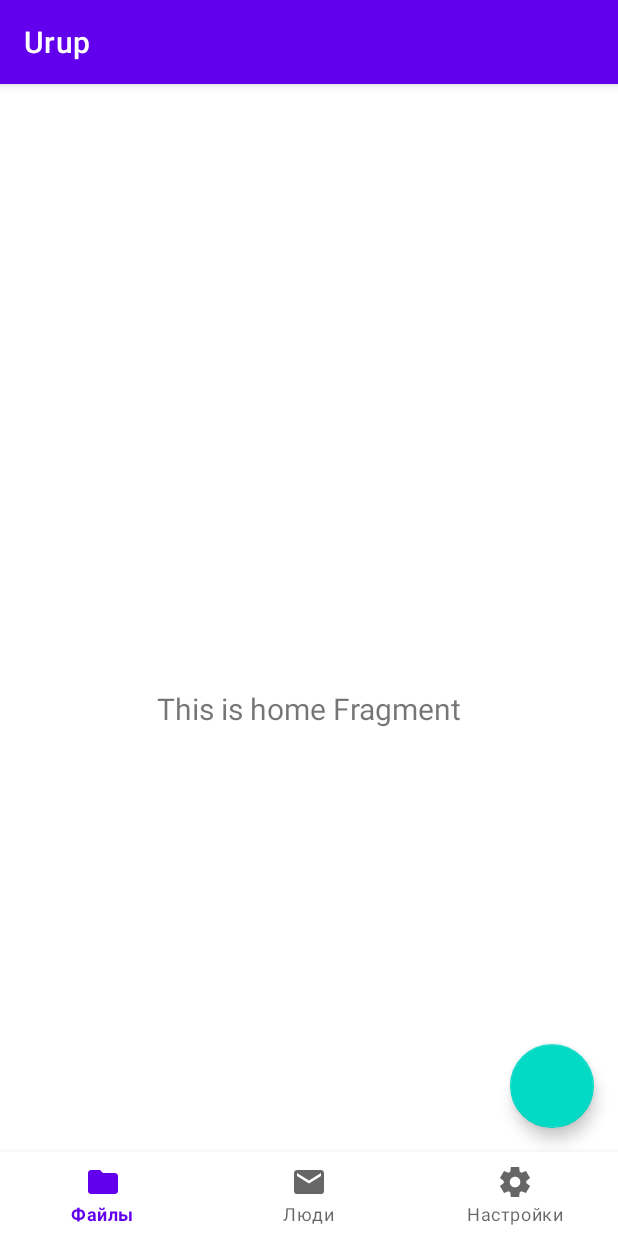
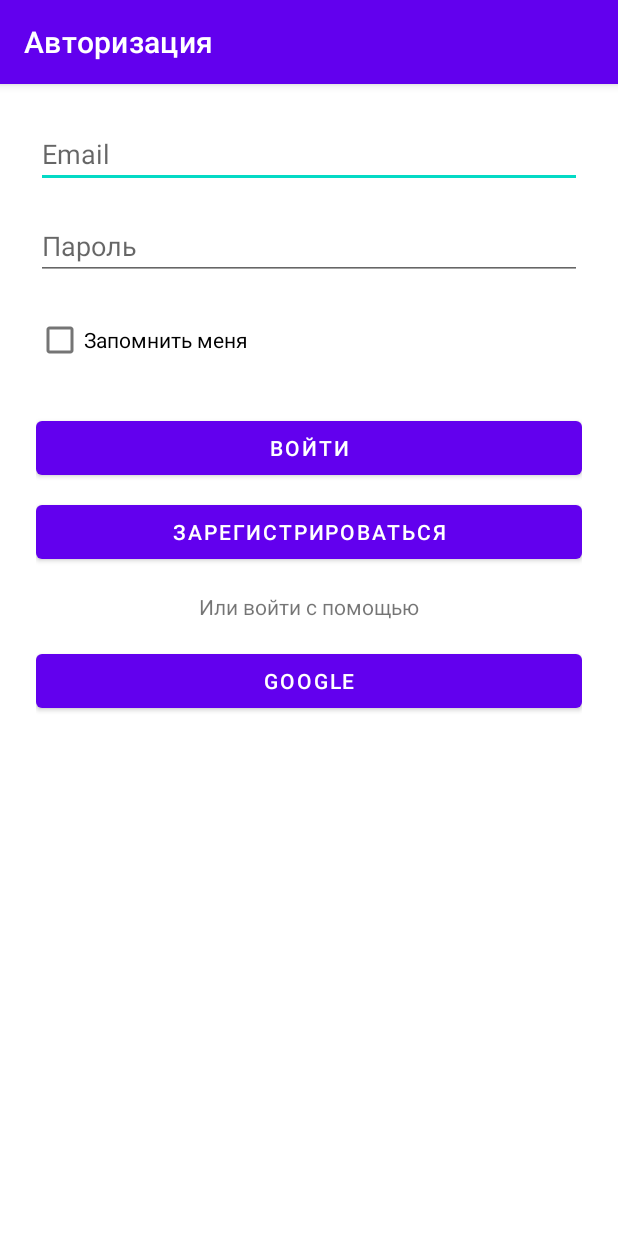
Before and after one commit to Was404/Urup, an Android app: the screen it shows after launch (MainActivity before the commit, AuthActivity after it), on a phone screen of 412 x 824 dp. Run offline under Robolectric (Android 15) with nearby library versions, the phone set to English and light mode, and no system bars; our stand-ins replace Firebase (no records; nobody signed in at launch, a user with empty details on screens opened directly).

```diff
--- a/app/build.gradle.kts
+++ b/app/build.gradle.kts
@@ -1,6 +1,7 @@
 plugins {
     alias(libs.plugins.android.application)
     alias(libs.plugins.kotlin.android)
+    id("com.google.gms.google-services")
 }
 
 android {
@@ -59,6 +60,11 @@ dependencies {
     implementation ("org.jetbrains.kotlinx:kotlinx-coroutines-android:1.7.3")
     implementation ("androidx.lifecycle:lifecycle-runtime-ktx:2.6.2")
 
+    // Firebase Auth
+    implementation("com.google.firebase:firebase-auth-ktx:22.3.1")
+    implementation("com.google.android.gms:play-services-auth:21.0.0")
+    implementation(platform("com.google.firebase:firebase-bom:33.14.0"))
+
     testImplementation(libs.junit)
     androidTestImplementation(libs.androidx.junit)
     androidTestImplementation(libs.androidx.espresso.core)
--- a/app/src/main/AndroidManifest.xml
+++ b/app/src/main/AndroidManifest.xml
@@ -49,6 +49,9 @@
                 <data android:mimeType="*/*" />
             </intent-filter>
         </activity>
+        <activity android:name=".AuthActivity"
+            android:exported="true"
+            android:label="Авторизация" />
 
     </application>
 
--- a/app/src/main/java/com/dk/urup/MainActivity.kt
+++ b/app/src/main/java/com/dk/urup/MainActivity.kt
@@ -32,6 +32,16 @@ class MainActivity : AppCompatActivity() {
 
     override fun onCreate(savedInstanceState: Bundle?) {
         super.onCreate(savedInstanceState)
+
+        // Проверка входа пользователя перед остальным кодом:
+        val prefs = getSharedPreferences("auth", MODE_PRIVATE)
+        val isLoggedIn = prefs.getBoolean("isLoggedIn", false)
+        if (!isLoggedIn) {
+            // Пользователь не вошёл — запускаем AuthActivity и завершаем MainActivity:
+            startActivity(Intent(this, AuthActivity::class.java))
+            finish()
+            return // чтобы не выполнять остальной код в onCreate.
+        }
 
         binding = ActivityMainBinding.inflate(layoutInflater)
         setContentView(binding.root)
@@ -118,7 +128,8 @@ class MainActivity : AppCompatActivity() {
     private fun decryptAndOpenFile(encryptedFile: File) {
         scope.launch {
             withContext(Dispatchers.IO) {
-                val decryptedFile = File(filesDir, "decrypted_${encryptedFile.nameWithoutExtension}")
+                val decryptedFile =
+                    File(filesDir, "decrypted_${encryptedFile.nameWithoutExtension}")
                 val key = cryptoManager.generateKey("password", "salt".toByteArray())
                 cryptoManager.decryptFile(encryptedFile, decryptedFile, key)
 
@@ -135,7 +146,7 @@ class MainActivity : AppCompatActivity() {
     }
 
     private fun openInFileManager(file: File) {
-        val uri = FileProvider.getUriForFile( // Исправлено на FileProvider
+        val uri = FileProvider.getUriForFile(
             this,
             "${applicationContext.packageName}.fileprovider",
             file
@@ -148,7 +159,7 @@ class MainActivity : AppCompatActivity() {
 
         try {
             startActivity(intent)
-        } catch (_: ActivityNotFoundException) { // Исправлен параметр
+        } catch (_: ActivityNotFoundException) {
             Toast.makeText(this, R.string.no_app_found, Toast.LENGTH_SHORT).show()
         }
     }
--- /dev/null
+++ b/app/src/main/res/layout/activity_auth.xml
@@ -0,0 +1,58 @@
+<?xml version="1.0" encoding="utf-8"?>
+<LinearLayout xmlns:android="http://schemas.android.com/apk/res/android"
+    android:layout_width="match_parent"
+    android:layout_height="match_parent"
+    android:orientation="vertical"
+    android:padding="24dp">
+
+    <EditText
+        android:id="@+id/etEmail"
+        android:layout_width="match_parent"
+        android:layout_height="wrap_content"
+        android:hint="Email"
+        android:inputType="textEmailAddress"
+        android:layout_marginBottom="16dp"/>
+
+    <EditText
+        android:id="@+id/etPassword"
+        android:layout_width="match_parent"
+        android:layout_height="wrap_content"
+        android:hint="Пароль"
+        android:inputType="textPassword"
+        android:layout_marginBottom="16dp"/>
+
+    <CheckBox
+        android:id="@+id/cbRemember"
+        android:layout_width="wrap_content"
+        android:layout_height="wrap_content"
+        android:text="Запомнить меня"
+        android:layout_marginBottom="24dp"/>
+
+    <Button
+        android:id="@+id/btnLogin"
+        android:layout_width="match_parent"
+        android:layout_height="wrap_content"
+        android:text="Войти"
+        android:layout_marginBottom="8dp"/>
+
+    <Button
+        android:id="@+id/btnRegister"
+        android:layout_width="match_parent"
+        android:layout_height="wrap_content"
+        android:text="Зарегистрироваться"
+        android:layout_marginBottom="16dp"/>
+
+    <TextView
+        android:layout_width="match_parent"
+        android:layout_height="wrap_content"
+        android:text="Или войти с помощью"
+        android:gravity="center"
+        android:layout_marginBottom="16dp"/>
+
+    <Button
+        android:id="@+id/btnGoogle"
+        android:layout_width="match_parent"
+        android:layout_height="wrap_content"
+        android:text="Google"/>
+
+</LinearLayout>
--- a/app/src/main/res/values/strings.xml
+++ b/app/src/main/res/values/strings.xml
@@ -11,4 +11,6 @@
     <string name="open_in_explorer">Открыть в проводнике</string>
     <string name="file_decrypted">Файл расшифрован: %s</string>
     <string name="no_app_found">Не найдено приложение для открытия файла</string>
+
+    <string name="default_web_client_id">ваш_client_id</string>
 </resources>
--- a/build.gradle.kts
+++ b/build.gradle.kts
@@ -2,4 +2,5 @@
 plugins {
     alias(libs.plugins.android.application) apply false
     alias(libs.plugins.kotlin.android) apply false
+    id("com.google.gms.google-services") version "4.4.2" apply false
 }
```
Also changed, not shown: app/src/main/java/com/dk/urup/AuthActivity.kt (added, +151 -0 lines).
